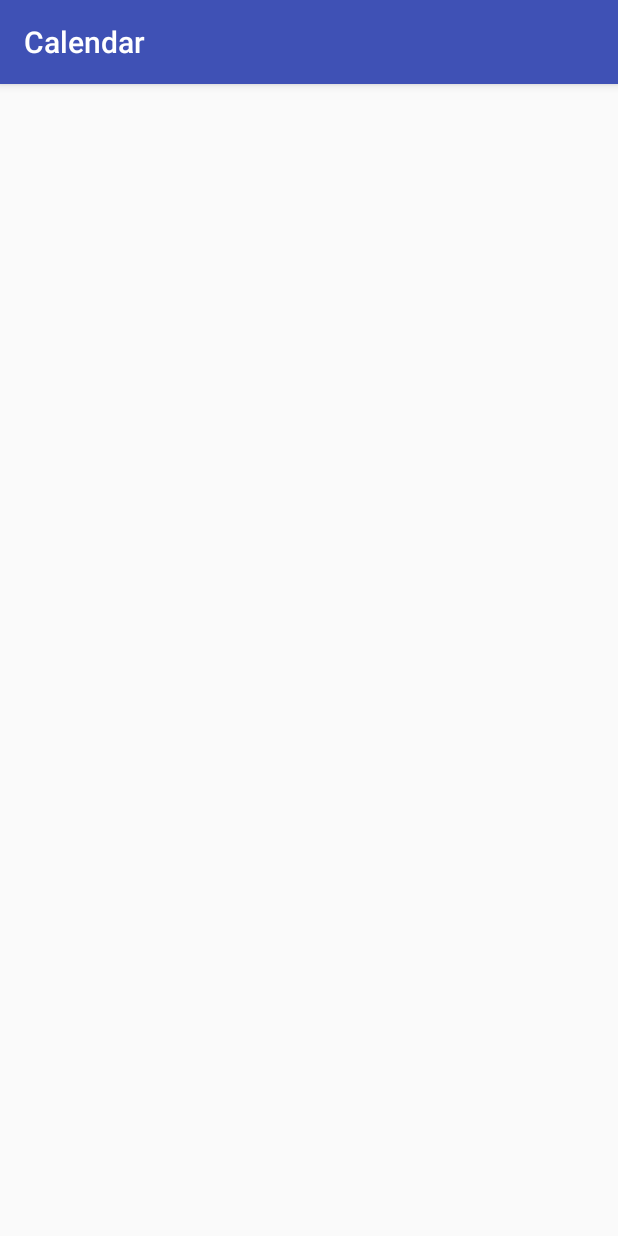
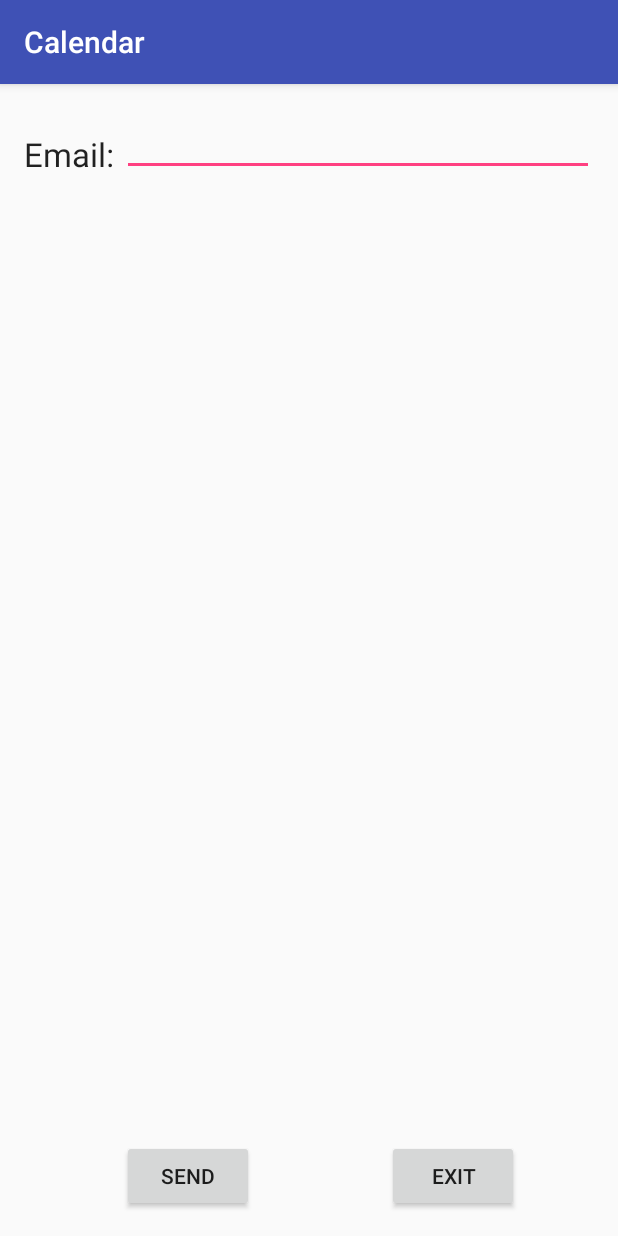
Before and after one commit to ameerak01/CalendarProject_Team4, an Android app: the ShareEvent screen opened directly, with no data from a screen before it, on a phone screen of 412 x 824 dp. Run offline under Robolectric (Android 15) with nearby library versions, the phone set to English and light mode, and no system bars.

Commit message:
changed pieces on the ShareEvent

```diff
--- a/app/src/main/res/layout/activity_share_event.xml
+++ b/app/src/main/res/layout/activity_share_event.xml
@@ -9,4 +9,37 @@
     android:paddingTop="@dimen/activity_vertical_margin"
     tools:context="com.example.ameerak.calendarproject_team4.ShareEvent">
 
+    <TextView
+        android:layout_width="wrap_content"
+        android:layout_height="wrap_content"
+        android:textAppearance="?android:attr/textAppearanceLarge"
+        android:text="Email: "
+        android:id="@+id/textView"
+        android:layout_alignBottom="@+id/viewContact_email"
+        android:layout_alignParentStart="true" />
+
+    <EditText
+        android:layout_width="wrap_content"
+        android:layout_height="wrap_content"
+        android:id="@+id/viewContact_email"
+        android:layout_alignParentTop="true"
+        android:layout_alignParentEnd="true"
+        android:layout_toEndOf="@+id/textView" />
+
+    <Button
+        android:layout_width="wrap_content"
+        android:layout_height="wrap_content"
+        android:text="Send"
+        android:id="@+id/send_button"
+        android:layout_alignParentBottom="true"
+        android:layout_alignStart="@+id/viewContact_email" />
+
+    <Button
+        android:layout_width="wrap_content"
+        android:layout_height="wrap_content"
+        android:text="Exit"
+        android:id="@+id/exit_button"
+        android:layout_alignParentBottom="true"
+        android:layout_alignEnd="@+id/viewContact_email"
+        android:layout_marginEnd="50dp" />
 </RelativeLayout>
```
Also changed, not shown: app/src/main/java/com/example/ameerak/calendarproject_team4/ShareEvent.java (+6 -1 lines).
